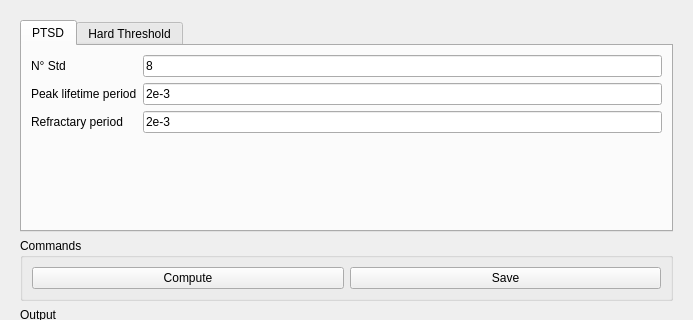
Before: the Qt Designer form pycode-gui/forms_source/peak_detection_tab.ui in lmascelli/pycode, drawn with Qt 5; both pictures show x 0 to 693 and y 0 to 320 of the 693 by 560 pixel window.
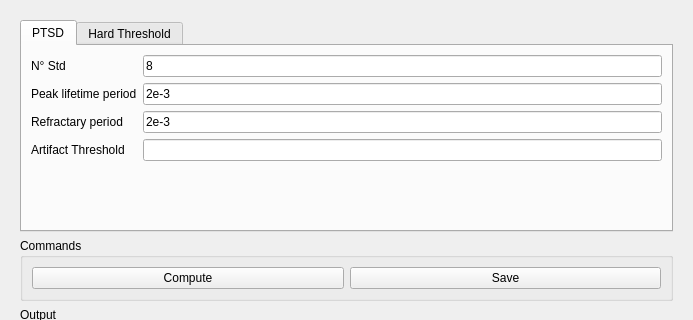
After: the same form once the commit is applied.

Commit message: added min_threshold for spike-rs and pycode-gui spike-detection

What changed in the file:
```diff
--- a/pycode-gui/forms_source/peak_detection_tab.ui
+++ b/pycode-gui/forms_source/peak_detection_tab.ui
@@ -69,6 +69,16 @@
             </property>
            </widget>
           </item>
+          <item row="3" column="0">
+           <widget class="QLabel" name="label_6">
+            <property name="text">
+             <string>Artifact Threshold</string>
+            </property>
+           </widget>
+          </item>
+          <item row="3" column="1">
+           <widget class="QLineEdit" name="edt_artifact"/>
+          </item>
          </layout>
         </widget>
         <widget class="QWidget" name="tab">
```
The commit also changes 10 other files.
